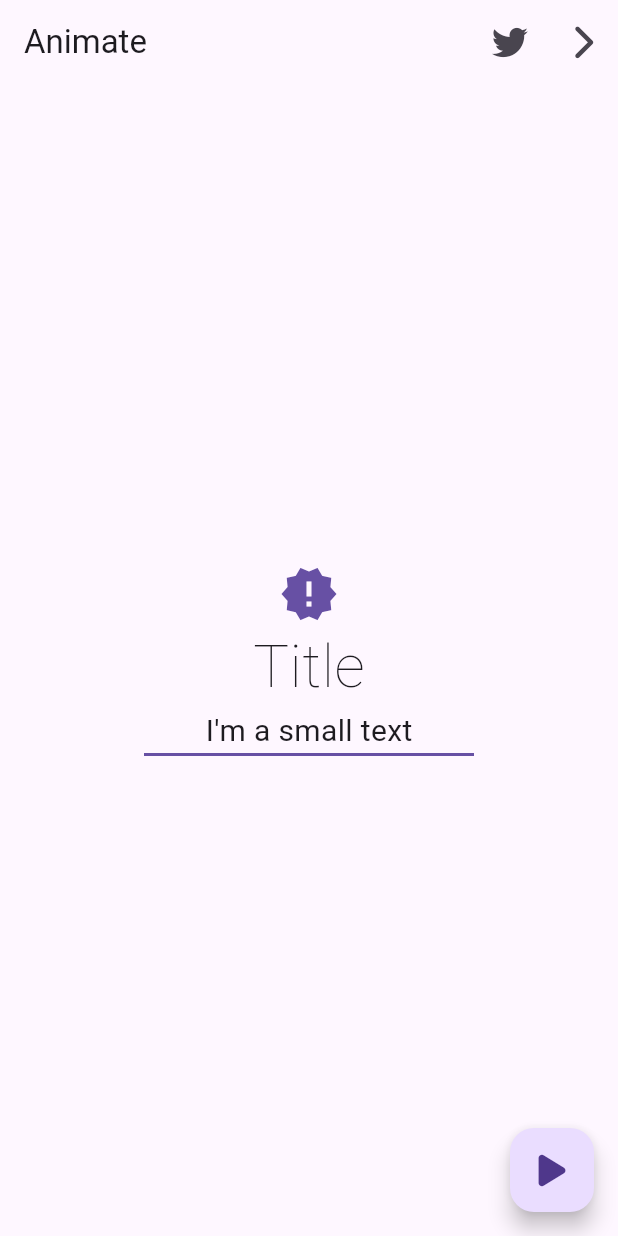
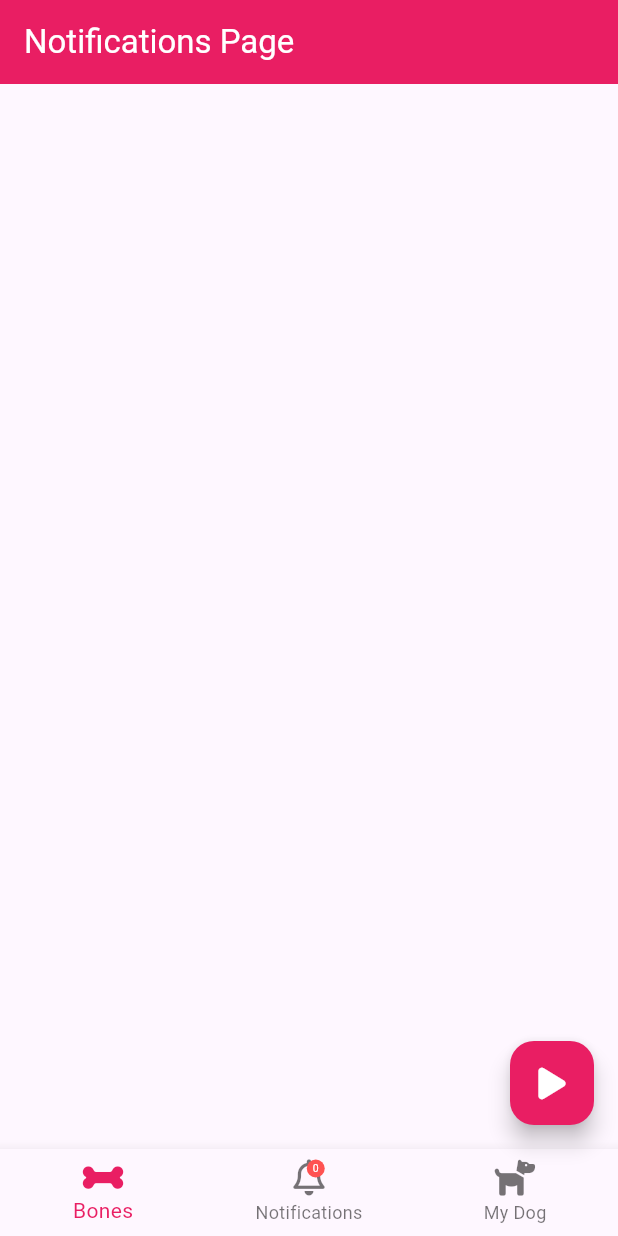
Before and after one commit to DeveTe5t/flutter-designs_animate_do_app, a Flutter app: the screen it shows after launch, on a phone screen of 412 x 824 dp. Run offline on Flutter 3.47's test engine with Material 3 defaults, Android fonts, the phone set to English and light mode, and no system bars; our stand-ins replace animate_do, font_awesome_flutter.

Commit message:
Add several things and almost finished

```diff
--- a/lib/main.dart
+++ b/lib/main.dart
@@ -1,6 +1,7 @@
 import 'package:flutter/material.dart';
 
-import '/src/pages/page1_page.dart';
+// import '/src/pages/page1_page.dart';
+import '/src/pages/navigation_page.dart';
 
 void main() {
   runApp(const MyApp());
@@ -17,7 +18,8 @@ class MyApp extends StatelessWidget {
       theme: ThemeData(
         // colorScheme: ColorScheme.fromSeed(seedColor: Colors.deepPurple),
       ),
-      home: const Page1(),
+      // home: const Page1(),
+      home: const NavigationPage(),
     );
   }
 }
--- /dev/null
+++ b/lib/src/pages/navigation_page.dart
@@ -0,0 +1,112 @@
+import 'package:flutter/material.dart';
+import 'package:provider/provider.dart';
+import 'package:font_awesome_flutter/font_awesome_flutter.dart';
+
+class NavigationPage extends StatelessWidget {
+  const NavigationPage({super.key});
+
+  @override
+  Widget build(BuildContext context) {
+    return ChangeNotifierProvider(
+      create: (_) => _NotificationModel(),
+      child: Scaffold(
+        appBar: AppBar(
+          backgroundColor: Colors.pink,
+          title: const Text(
+            'Notifications Page',
+            style: TextStyle(color: Colors.white),
+          ),
+        ),
+        floatingActionButton: const FloatingButton(),
+        bottomNavigationBar: const BottomNavigation(),
+      ),
+    );
+  }
+}
+
+class FloatingButton extends StatelessWidget {
+  const FloatingButton({super.key});
+
+  @override
+  Widget build(BuildContext context) {
+    return FloatingActionButton(
+      backgroundColor: Colors.pink,
+      child: const FaIcon(FontAwesomeIcons.play, color: Colors.white),
+      onPressed: () {
+        int notificationNumber =
+            Provider.of<_NotificationModel>(context, listen: false).number++;
+
+        // notificationNumber++;
+
+        Provider.of<_NotificationModel>(context, listen: false).number =
+            notificationNumber;
+      },
+    );
+  }
+}
+
+class BottomNavigation extends StatelessWidget {
+  const BottomNavigation({super.key});
+
+  @override
+  Widget build(BuildContext context) {
+    final int notificationNumber =
+        Provider.of<_NotificationModel>(context).number;
+
+    return BottomNavigationBar(
+      currentIndex: 0,
+      selectedItemColor: Colors.pink,
+      items: [
+        const BottomNavigationBarItem(
+          label: 'Bones',
+          icon: FaIcon(FontAwesomeIcons.bone),
+        ),
+        BottomNavigationBarItem(
+          label: 'Notifications',
+          icon: Stack(
+            children: [
+              const FaIcon(FontAwesomeIcons.bell),
+              Positioned(
+                top: 0.0,
+                right: 0.0,
+                // child: Icon(
+                //   Icons.brightness_1,
+                //   size: 8,
+                //   color: Colors.redAccent,
+                // ),
+                child: Container(
+                  width: 12,
+                  height: 12,
+                  alignment: Alignment.center,
+                  decoration: const BoxDecoration(
+                    color: Colors.redAccent,
+                    shape: BoxShape.circle,
+                  ),
+                  child: Text(
+                    '$notificationNumber',
+                    style: const TextStyle(color: Colors.white, fontSize: 7),
+                  ),
+                ),
+              ),
+            ],
+          ),
+        ),
+        const BottomNavigationBarItem(
+          label: 'My Dog',
+          icon: FaIcon(FontAwesomeIcons.dog),
+        ),
+      ],
+    );
+  }
+}
+
+class _NotificationModel extends ChangeNotifier {
+  int _number = 0;
+
+  int get number => _number;
+
+  set number(int value) {
+    _number = value;
+    notifyListeners();
+  }
+}
--- a/pubspec.yaml
+++ b/pubspec.yaml
@@ -36,6 +36,7 @@ dependencies:
   cupertino_icons: ^1.0.8
   animate_do: ^4.2.0
   font_awesome_flutter: ^10.8.0
+  provider: ^6.1.5
 
 dev_dependencies:
   flutter_test:
```
Also changed, not shown: lib/src/pages/page1_page.dart (+43 -13 lines), lib/src/pages/twitter_page.dart (added, +42 -0 lines), pubspec.lock.
